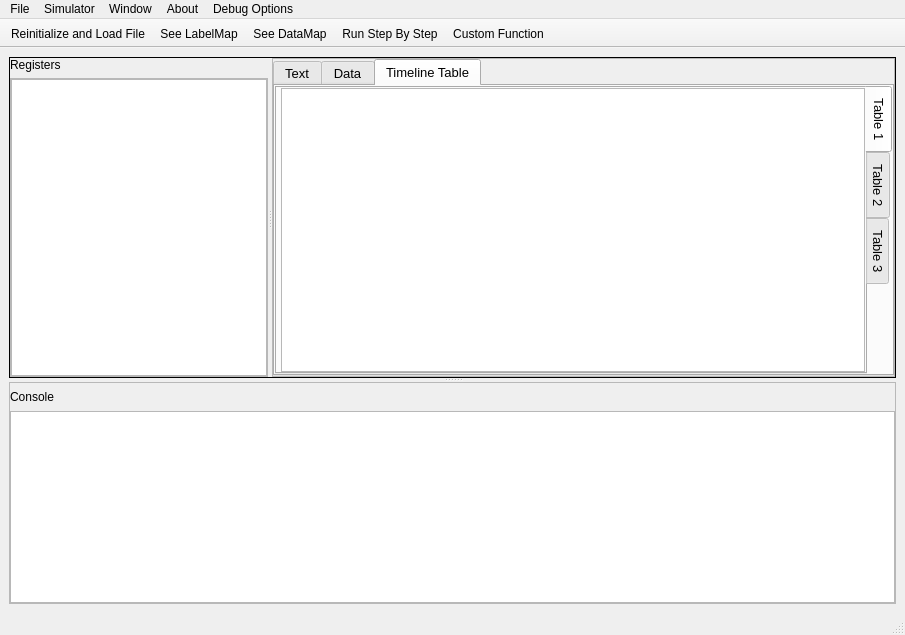
This is mainwindow.ui in GithinGeorge2k1/CO_MIPS_SIMULATOR as Qt 5 draws it before an edit. The edited form follows.
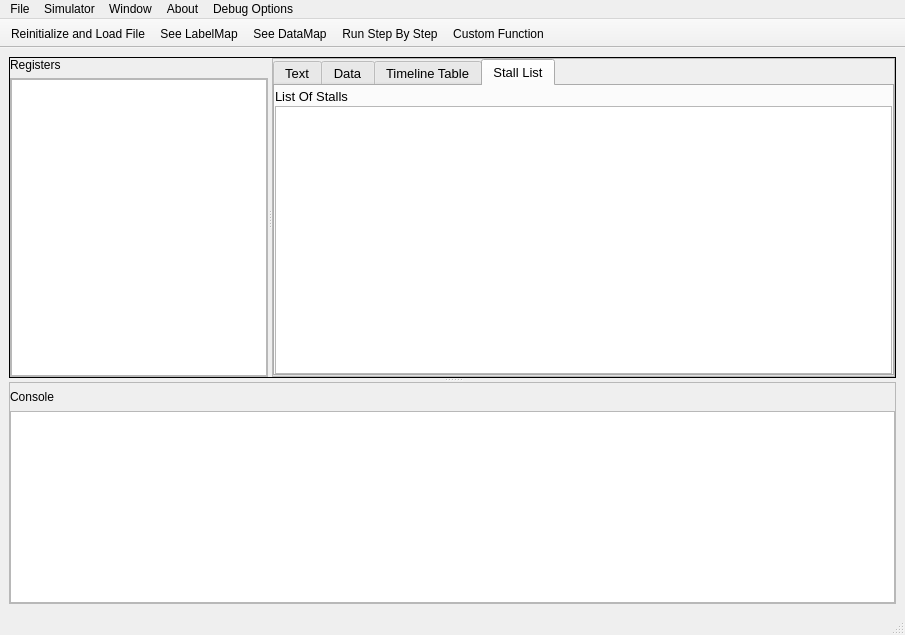
This is the edited form.

What changed in the file:
```diff
--- a/mainwindow.ui
+++ b/mainwindow.ui
@@ -124,7 +124,7 @@
             </font>
            </property>
            <property name="currentIndex">
-            <number>2</number>
+            <number>3</number>
            </property>
            <property name="iconSize">
             <size>
@@ -312,6 +312,59 @@
              </item>
             </layout>
            </widget>
+           <widget class="QWidget" name="tab_3">
+            <attribute name="title">
+             <string>Stall List</string>
+            </attribute>
+            <layout class="QHBoxLayout" name="horizontalLayout_6">
+             <property name="spacing">
+              <number>0</number>
+             </property>
+             <property name="leftMargin">
+              <number>0</number>
+             </property>
+             <property name="topMargin">
+              <number>0</number>
+             </property>
+             <property name="rightMargin">
+              <number>0</number>
+             </property>
+             <property name="bottomMargin">
+              <number>0</number>
+             </property>
+             <item>
+              <layout class="QVBoxLayout" name="verticalLayout_6">
+               <item>
+                <layout class="QHBoxLayout" name="horizontalLayout_5">
+                 <item>
+                  <widget class="QLabel" name="label_5">
+                   <property name="text">
+                    <string>List Of Stalls</string>
+                   </property>
+                  </widget>
+                 </item>
+                 <item>
+                  <spacer name="horizontalSpacer_2">
+                   <property name="orientation">
+                    <enum>Qt::Horizontal</enum>
+                   </property>
+                   <property name="sizeHint" stdset="0">
+                    <size>
+                     <width>78</width>
+                     <height>20</height>
+                    </size>
+                   </property>
+                  </spacer>
+                 </item>
+                </layout>
+               </item>
+               <item>
+                <widget class="QListWidget" name="listWidget"/>
+               </item>
+              </layout>
+             </item>
+            </layout>
+           </widget>
           </widget>
          </item>
         </layout>
```
